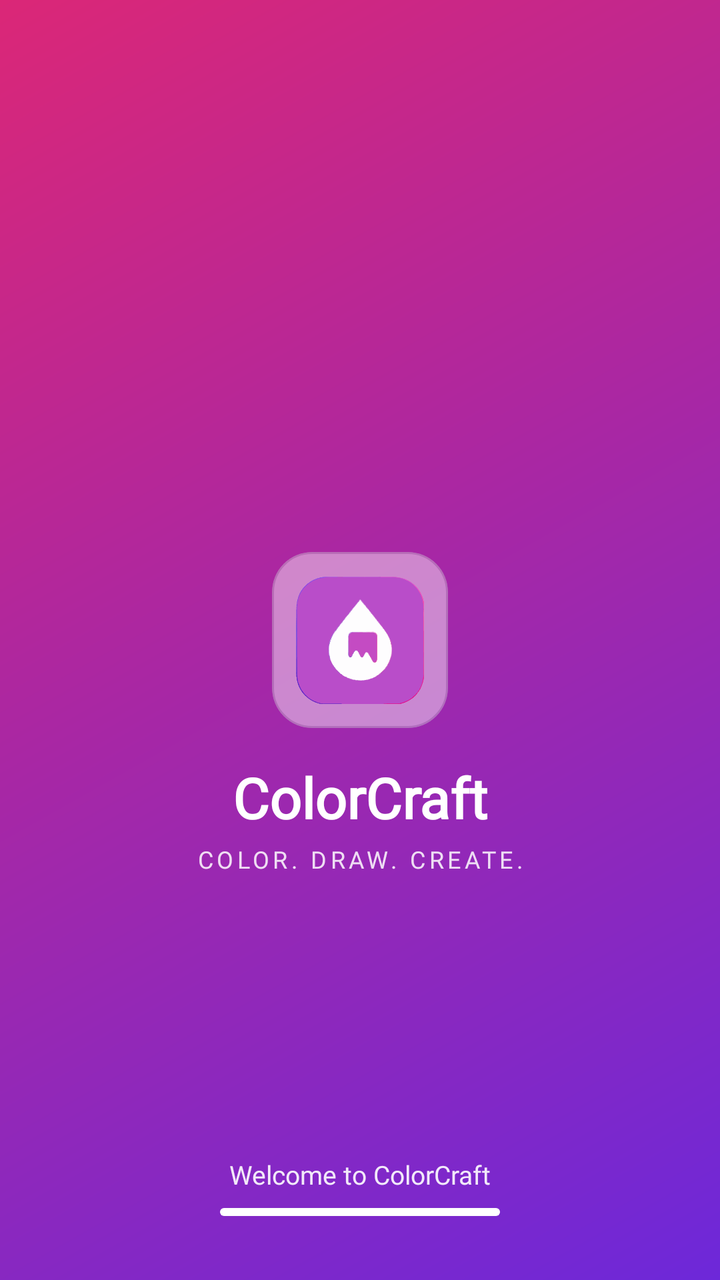
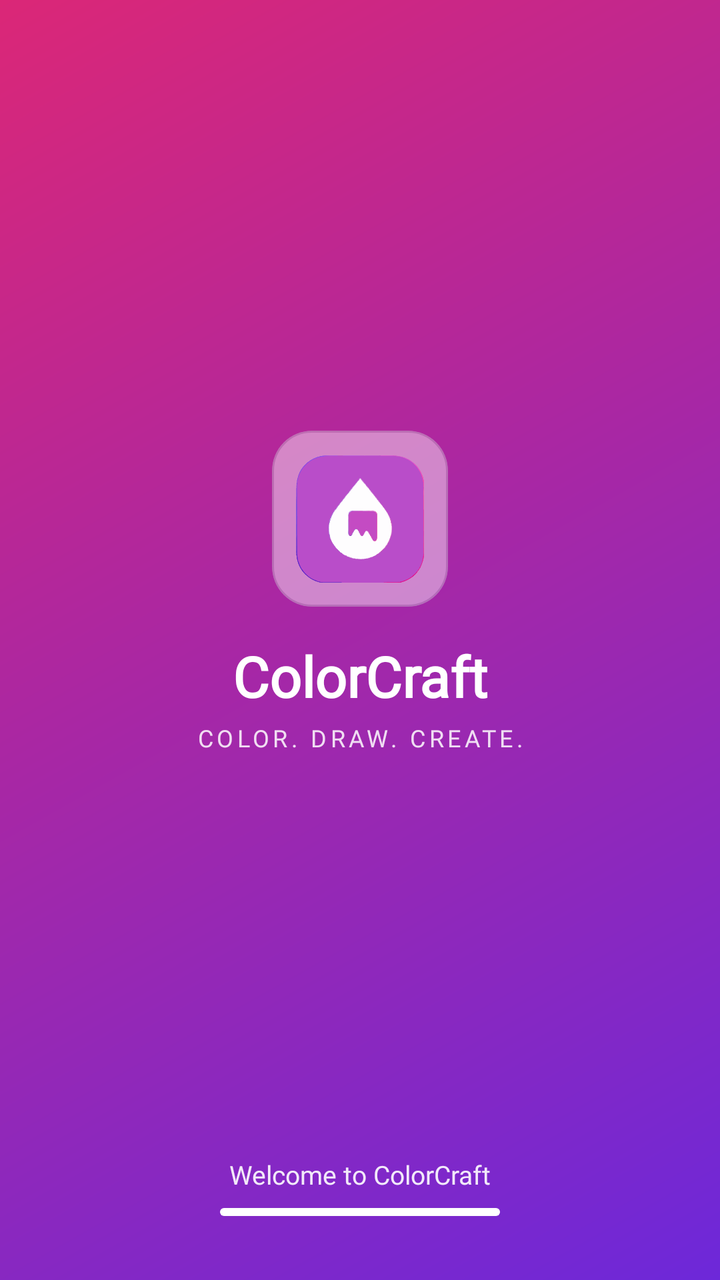

The first picture is an Android layout as it rendered before a commit; the second is the same layout after the commit. The layout source and the unified diff follow.
<!-- AndroidManifest.xml: activity theme Theme.ColorCraft.Splash -->
<!-- res/layout/activity_splash.xml -->
<?xml version="1.0" encoding="utf-8"?>
<androidx.constraintlayout.widget.ConstraintLayout xmlns:android="http://schemas.android.com/apk/res/android"
    xmlns:app="http://schemas.android.com/apk/res-auto"
    xmlns:tools="http://schemas.android.com/tools"
    android:layout_width="match_parent"
    android:layout_height="match_parent"
    android:background="@drawable/gradient_primary">

    <com.google.android.material.card.MaterialCardView
        android:id="@+id/logo_background_card"
        android:layout_width="88dp"
        android:layout_height="88dp"
        android:alpha="0.45"
        app:cardBackgroundColor="@color/color_white"
        app:cardCornerRadius="@dimen/corner_radius_medium"
        app:cardElevation="0dp"
        app:layout_constraintBottom_toBottomOf="parent"
        app:layout_constraintEnd_toEndOf="parent"
        app:layout_constraintStart_toStartOf="parent"
        app:layout_constraintTop_toTopOf="parent" />

    <ImageView
        android:id="@+id/logo_image"
        android:layout_width="64dp"
        android:layout_height="64dp"
        android:contentDescription="@string/app_name"
        android:src="@drawable/logo"
        app:layout_constraintBottom_toBottomOf="@id/logo_background_card"
        app:layout_constraintEnd_toEndOf="@id/logo_background_card"
        app:layout_constraintStart_toStartOf="@id/logo_background_card"
        app:layout_constraintTop_toTopOf="@id/logo_background_card" />

    <TextView
        android:id="@+id/app_name_text"
        android:layout_width="wrap_content"
        android:layout_height="wrap_content"
        android:layout_marginTop="16dp"
        android:fontFamily="@font/poppins"
        android:text="@string/app_name"
        android:textColor="@color/color_white"
        android:textSize="28sp"
        android:textStyle="bold"
        app:layout_constraintEnd_toEndOf="@+id/logo_background_card"
        app:layout_constraintStart_toStartOf="@+id/logo_background_card"
        app:layout_constraintTop_toBottomOf="@+id/logo_background_card" />

    <TextView
        android:id="@+id/tagline_text"
        android:layout_width="wrap_content"
        android:layout_height="wrap_content"
        android:layout_marginTop="4dp"
        android:alpha="0.85"
        android:fontFamily="@font/inter"
        android:letterSpacing="0.15"
        android:text="@string/tagline"
        android:textColor="@color/color_white"
        android:textSize="12sp"
        app:layout_constraintEnd_toEndOf="@+id/app_name_text"
        app:layout_constraintStart_toStartOf="@+id/app_name_text"
        app:layout_constraintTop_toBottomOf="@+id/app_name_text" />

    <TextView
        android:id="@+id/welcome_text"
        android:layout_width="wrap_content"
        android:layout_height="wrap_content"
        android:layout_marginBottom="@dimen/spacing_sm"
        android:alpha="0.9"
        android:fontFamily="@font/inter"
        android:text="@string/welcome_text"
        android:textColor="@color/color_white"
        android:textSize="13sp"
        app:layout_constraintBottom_toTopOf="@id/loading_indicator"
        app:layout_constraintEnd_toEndOf="parent"
        app:layout_constraintStart_toStartOf="parent" />

    <com.google.android.material.progressindicator.LinearProgressIndicator
        android:id="@+id/loading_indicator"
        android:layout_width="140dp"
        android:layout_height="wrap_content"
        android:layout_marginBottom="@dimen/spacing_xl"
        android:indeterminate="true"
        android:visibility="visible"
        app:indicatorColor="@color/color_white"
        app:layout_constraintBottom_toBottomOf="parent"
        app:layout_constraintEnd_toEndOf="parent"
        app:layout_constraintStart_toStartOf="parent"
        app:trackColor="@color/color_white"
        app:trackCornerRadius="4dp" />

</androidx.constraintlayout.widget.ConstraintLayout>
<!-- resources referenced by this layout -->
<resources>
  <color name="color_white">#FFFFFF</color>
  <dimen name="corner_radius_medium">20dp</dimen>
  <dimen name="spacing_sm">8dp</dimen>
  <dimen name="spacing_xl">32dp</dimen>
  <!-- drawable gradient_primary (drawable) -->
  <?xml version="1.0" encoding="utf-8"?>
  <shape xmlns:android="http://schemas.android.com/apk/res/android"
      android:shape="rectangle">
      <gradient
          android:angle="135"
          android:startColor="@color/color_primary_start"
          android:endColor="@color/color_primary_end" />
  </shape>
  <!-- drawable logo: vector/xml drawable (drawable, 117036 chars, omitted) -->
  <string name="app_name">ColorCraft</string>
  <string name="tagline">COLOR. DRAW. CREATE.</string>
  <string name="welcome_text">Welcome to ColorCraft</string>
  <style name="Theme.ColorCraft.Splash" parent="Theme.ColorCraft">
          <item name="android:statusBarColor">@android:color/transparent</item>
          <item name="android:windowLightStatusBar">false</item>
      </style>
  <color name="color_primary_start">#6D28D9</color>
  <color name="color_primary_end">#DB2777</color>
  <style name="Theme.ColorCraft" parent="Base.Theme.ColorCraft" />
  <style name="Base.Theme.ColorCraft" parent="Theme.Material3.DayNight.NoActionBar">
          <item name="colorPrimary">@color/color_primary_start</item>
          <item name="colorOnPrimary">@color/color_white</item>
          <item name="colorSecondary">@color/color_secondary_start</item>
          <item name="colorSurface">@color/color_surface</item>
          <item name="colorOnSurface">@color/color_text_primary</item>
          <item name="android:colorBackground">@color/color_background</item>
          <item name="colorOnBackground">@color/color_text_primary</item>
          <item name="colorError">@color/color_error</item>
          <item name="android:statusBarColor">@color/color_background</item>
          <item name="android:windowLightStatusBar">true</item>
      </style>
  <color name="color_secondary_start">#F59E0B</color>
  <color name="color_surface">#FFFFFF</color>
  <color name="color_text_primary">#1C1B1F</color>
  <color name="color_background">#FAF8FC</color>
  <color name="color_error">#F43F5E</color>
</resources>

<!-- the commit's change to res/layout/activity_splash.xml (unified diff, before → after) -->
@@ -17,7 +17,8 @@
         app:layout_constraintBottom_toBottomOf="parent"
         app:layout_constraintEnd_toEndOf="parent"
         app:layout_constraintStart_toStartOf="parent"
-        app:layout_constraintTop_toTopOf="parent" />
+        app:layout_constraintTop_toTopOf="parent"
+        app:layout_constraintVertical_bias="0.39" />
 
     <ImageView
         android:id="@+id/logo_image"
